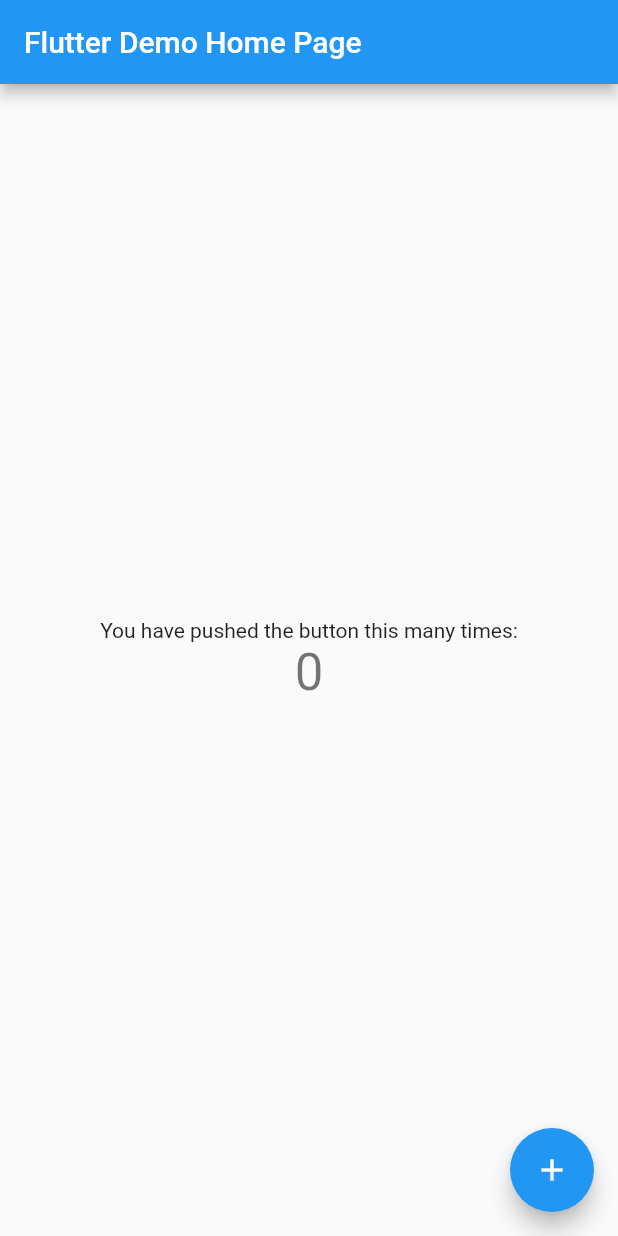
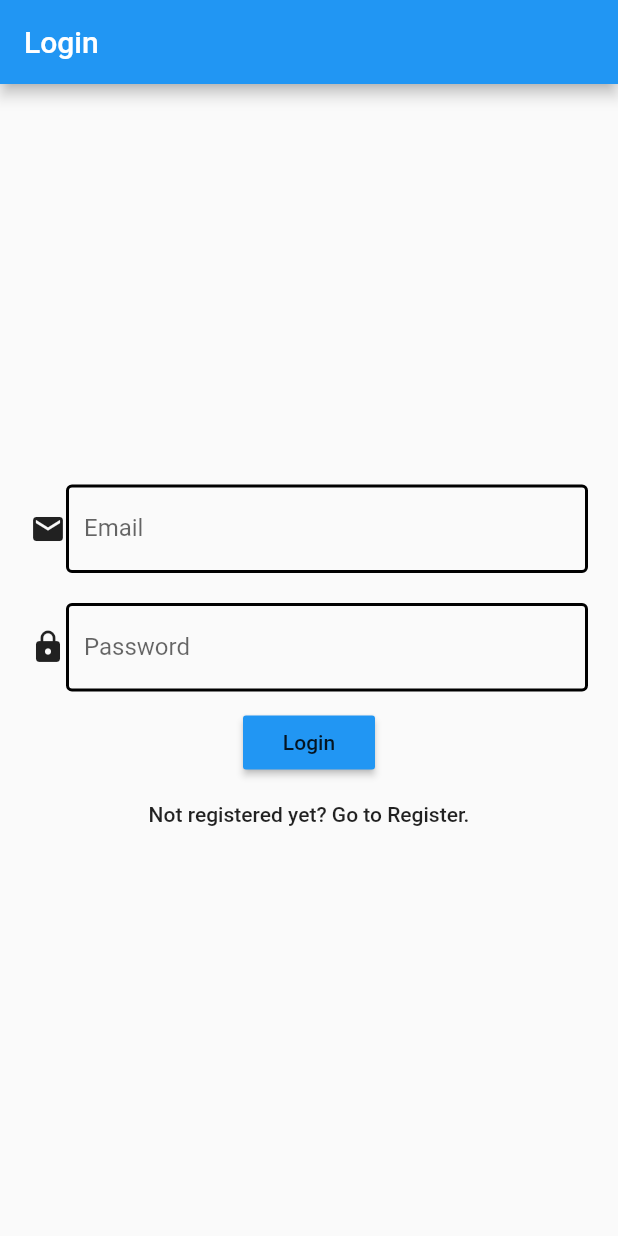
Before and after one commit to michimaus/Flutter_Course_Adfaber, a Flutter app: the screen it shows after launch, on a phone screen of 412 x 824 dp. Run offline on Flutter 3.47's test engine with Material 2 defaults, Android fonts, the phone set to English and light mode, and no system bars.

Commit message:
Lesson 2 setup recording done.

```diff
--- a/lib/main.dart
+++ b/lib/main.dart
@@ -24,9 +24,9 @@ class MyApp extends StatelessWidget {
         // is not restarted.
         primarySwatch: Colors.blue,
       ),
-      home: MyHomePage(title: 'Flutter Demo Home Page'),
+      // home: MyHomePage(title: 'Flutter Demo Home Page'),
       // home: RegisterScreen(),
-      // home: LoginScreen(),
+      home: LoginScreen(),
     );
   }
 }
--- /dev/null
+++ b/lib/screens/login_screen.dart
@@ -0,0 +1,88 @@
+import 'package:flutter/cupertino.dart';
+import 'package:flutter/material.dart';
+
+class LoginScreen extends StatelessWidget {
+
+  void login() {}
+
+  void goToRegister() {}
+
+  @override
+  Widget build(BuildContext context) {
+    return Scaffold(
+
+      appBar: AppBar(
+        title: Text("Login"),
+      ),
+
+      body: Container(
+        child: Column(
+          mainAxisAlignment: MainAxisAlignment.center,
+          children: [
+            Container(
+              padding: EdgeInsets.symmetric(vertical: 10, horizontal: 20),
+              child: Row(
+                children: [
+                  Icon(Icons.email),
+                  Expanded(
+                    child: TextFormField(
+                      decoration: InputDecoration(
+                        labelText: "Email",
+                        focusedBorder: OutlineInputBorder(
+                            borderSide: BorderSide(
+                              width: 3,
+                              color: Colors.blue,
+                            )),
+                        enabledBorder: OutlineInputBorder(
+                            borderSide: BorderSide(
+                              width: 2,
+                            )),
+                      ),
+                    ),
+                  ),
+                ],
+              ),
+            ),
+            Container(
+              padding: EdgeInsets.symmetric(vertical: 10, horizontal: 20),
+              child: Row(
+                children: [
+                  Icon(Icons.lock),
+                  Expanded(
+                    child: TextFormField(
+                      decoration: InputDecoration(
+                        labelText: "Password",
+                        focusedBorder: OutlineInputBorder(
+                            borderSide: BorderSide(
+                              width: 3,
+                              color: Colors.blue,
+                            )),
+                        enabledBorder: OutlineInputBorder(
+                            borderSide: BorderSide(
+                              width: 2,
+                            )),
+                      ),
+                    ),
+                  ),
+                ],
+              ),
+            ),
+
+
+            MaterialButton(
+              child: Text("Login"),
+              onPressed: login,
+              color: Colors.blue,
+            ),
+
+            MaterialButton(
+              child: Text("Not registered yet? Go to Register."),
+              onPressed: goToRegister,
+            )
+
+          ],
+        ),
+      ),
+    );
+  }
+}
```
Also changed, not shown: lib/screens/register_screen.dart (added, +90 -0 lines).
